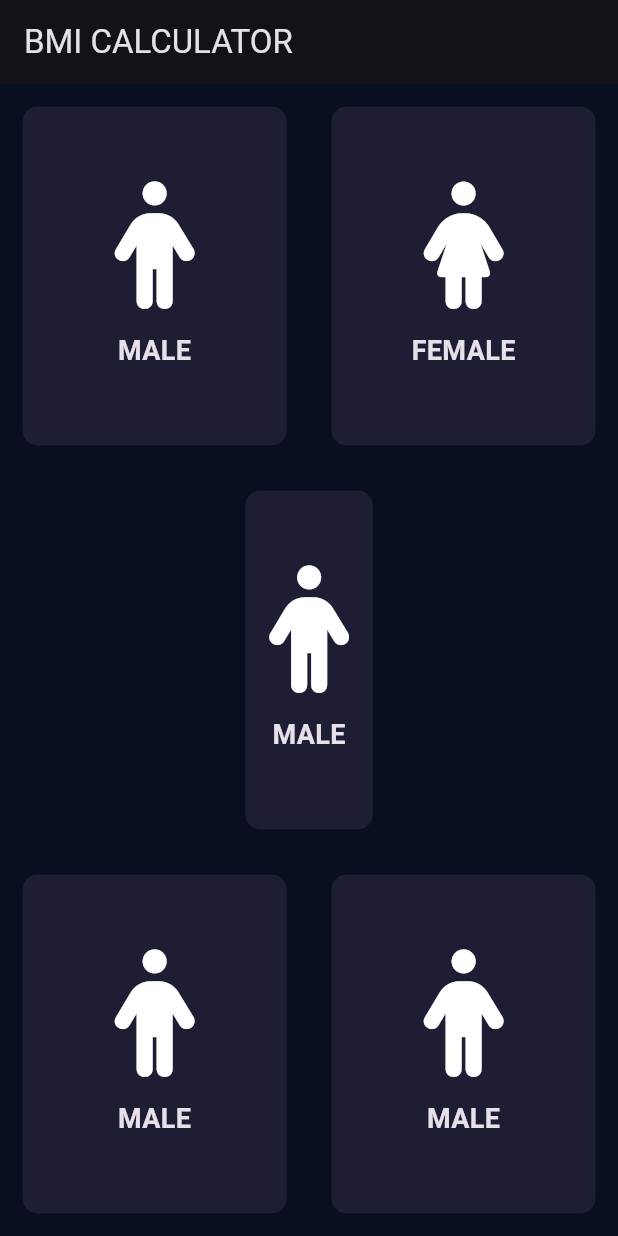
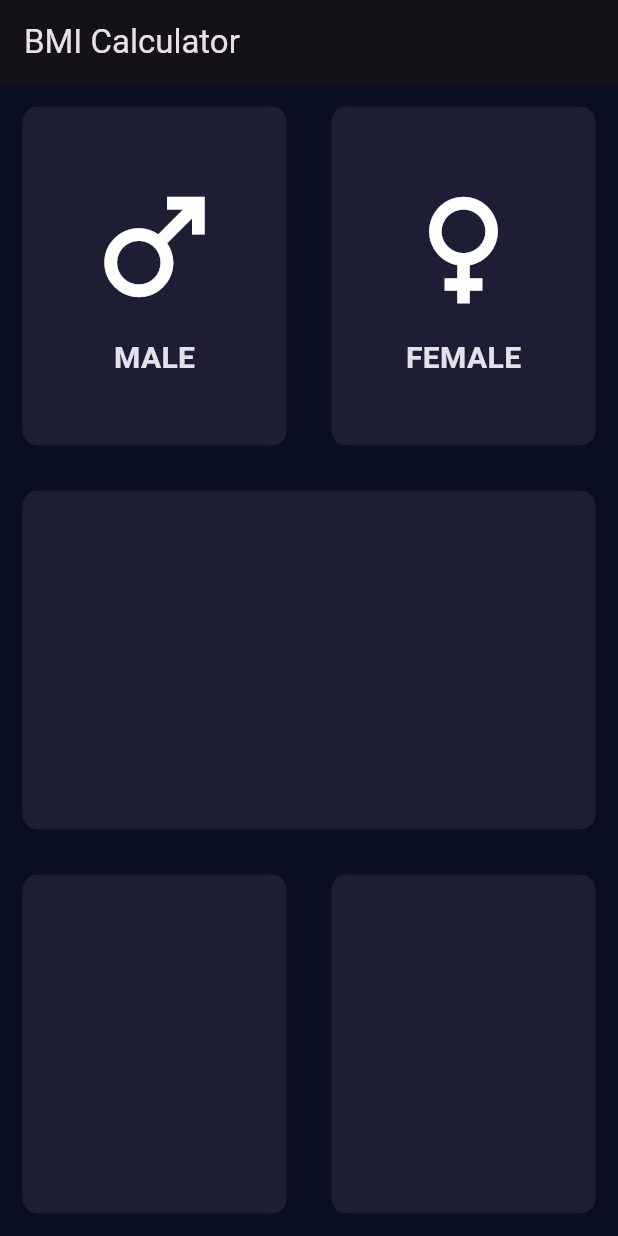
Before and after one commit to mabdula2004/BMI-App, a Flutter app: the screen it shows after launch, on a phone screen of 412 x 824 dp. Run offline on Flutter 3.47's test engine with Material 3 defaults, Android fonts, the phone set to English and light mode, and no system bars.

Commit message:
video 7 of BMI App ,One file to Separate Files (Lecture 40)
in this video we just make separate widgets for every class we make in the iput_page.dart

```diff
--- /dev/null
+++ b/lib/RepaeatContainer.dart
@@ -0,0 +1,20 @@
+import 'package:flutter/material.dart';
+class RepaeatContainer extends StatelessWidget {
+
+  RepaeatContainer({required this.color, this.cardWidget});
+  final Color color;
+  final Widget? cardWidget;
+
+
+  @override
+  Widget build(BuildContext context) {
+    return Container(
+      margin: EdgeInsets.all(15),
+      child: cardWidget,
+      decoration: BoxDecoration(
+        color: color,
+        borderRadius: BorderRadius.circular(10),
+      ),
+    );
+  }
+}
--- /dev/null
+++ b/lib/columnWidget.dart
@@ -0,0 +1,24 @@
+import 'package:flutter/material.dart';
+class columnWidget extends StatelessWidget {
+  final String txt;
+  final IconData ico;
+
+  columnWidget({required this.txt, required this.ico});
+  @override
+  Widget build(BuildContext context) {
+    return Column(
+      mainAxisAlignment: MainAxisAlignment.center,
+      children: [
+        Icon(
+          ico,
+          size: 100,
+        ),
+        SizedBox(height: 10,),
+        Text(txt,
+          style: TextStyle(
+              fontSize: 20,
+              fontWeight: FontWeight.bold
+          ),)],
+    );
+  }
+}
--- a/lib/input_page.dart
+++ b/lib/input_page.dart
@@ -1,124 +1,65 @@
-import 'package:flutter/cupertino.dart';
 import 'package:flutter/material.dart';
-import 'package:flutter/widgets.dart';
-import 'package:font_awesome_flutter/font_awesome_flutter.dart';
+import 'columnWidget.dart';
+import 'RepaeatContainer.dart';
 
-class InputPage extends StatefulWidget {
+class Input extends StatefulWidget {
+  const Input({super.key});
+
   @override
-  _InputPageState createState() => _InputPageState();
+  State<Input> createState() => _InputState();
 }
 
-class _InputPageState extends State<InputPage> {
+class _InputState extends State<Input> {
   @override
   Widget build(BuildContext context) {
     return Scaffold(
         appBar: AppBar(
-        title: Text('BMI CALCULATOR'),
+          title: Text('BMI Calculator'),
         ),
-      body:  Column(
+        body: Column(
           children: [
             Expanded(
               child: Row(
                 children: [
                   Expanded(
-            child: new RepeatContainerCode(Color(0xFF1D1E33),
-                RepeatTextICONeWidget(
-                  FontAwesomeIcons.male,
-                  "MALE",
-                ),
+                    child: RepaeatContainer(
+                      color: Color(0xFF1D1E33),
+                      cardWidget:  columnWidget(ico: Icons.male, txt: 'MALE',),
                     ),
                   ),
                   Expanded(
-      child: new RepeatContainerCode(Color(0xFF1D1E33),
-    RepeatTextICONeWidget(
-     FontAwesomeIcons.female,
-     "FEMALE",
+                    child: RepaeatContainer(
+                      color: Color(0xFF1D1E33),
+                      cardWidget:  columnWidget(ico: Icons.female,txt: "FEMALE",),
                     ),
-     ),
+
                   ),
                 ],
               ),
             ),
+
             Expanded(
-      child: new RepeatContainerCode(Color(0xFF1D1E33),
-        RepeatTextICONeWidget(
-          FontAwesomeIcons.male,
-          "MALE",
-        ),
-      ),
+                child: new RepaeatContainer(
+                  color: Color(0xFF1D1E33),
+                )
             ),
             Expanded(
               child: Row(
                 children: [
                   Expanded(
-      child: new RepeatContainerCode(Color(0xFF1D1E33),
-        RepeatTextICONeWidget(
-          FontAwesomeIcons.male,
-          "MALE",
-        ),
-      ),
+                      child: new RepaeatContainer(
+                        color: Color(0xFF1D1E33),
+                      )
                   ),
                   Expanded(
-      child: new RepeatContainerCode(Color(0xFF1D1E33),
-        RepeatTextICONeWidget(
-          FontAwesomeIcons.male,
-          "MALE",
+                      child:new RepaeatContainer(color: Color(0xFF1D1E33))
                   ),
-      ),
-              ),
+
+
                 ],
-         ),
-        ),
+              ),),
           ],
-      ),
+        )
     );
   }
 }
-
-
-class RepeatTextICONeWidget extends StatelessWidget {
-  RepeatTextICONeWidget(this.iconData,this.label);
-  final IconData iconData;
-  final String label;
-  @override
-  Widget build(BuildContext context) {
-    return Column(
-      mainAxisAlignment: MainAxisAlignment.center,
-      children: <Widget>[
-        Icon(
-          iconData,
-          size: 85.0,
-        ), // Icon
-        SizedBox(
-          height: 15.0, // Corrected height
-        ),
-        Text(
-          label,
-          style: TextStyle(
-            fontWeight: FontWeight.bold,
-            fontSize: 18.0,
-          ),
-        ),
-      ],
-    );
-  }
-}
-
-
-class RepeatContainerCode extends StatelessWidget {
-
-  RepeatContainerCode(this.colors, this.cardWidget);
-  final Color colors;
-  final Widget cardWidget;
-  @override
-  Widget build(BuildContext context) {
-    return Container(
-      child: cardWidget,
-      margin: EdgeInsets.all(15.0),
-      decoration: BoxDecoration(
-        color: colors,
-        borderRadius: BorderRadius.circular(10.0),
-      ), // BoxDecoration
-    ); // Container
-  }
-}
--- a/lib/main.dart
+++ b/lib/main.dart
@@ -8,7 +8,7 @@ class BMICalculator extends StatelessWidget {
   Widget build(BuildContext context) {
     return MaterialApp(
       debugShowCheckedModeBanner: false,
-      home: InputPage(),
+      home: Input(),
       theme: ThemeData.dark().copyWith(
         primaryColor: Color(0xFF0A0E21),
         scaffoldBackgroundColor: Color(0xFF0A0E21),
```
Lines whose indentation alone changed are shown as unchanged.
